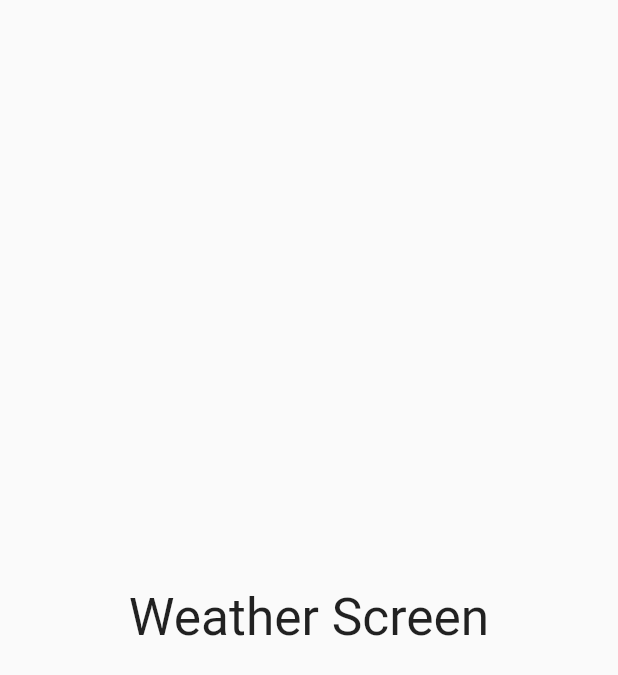
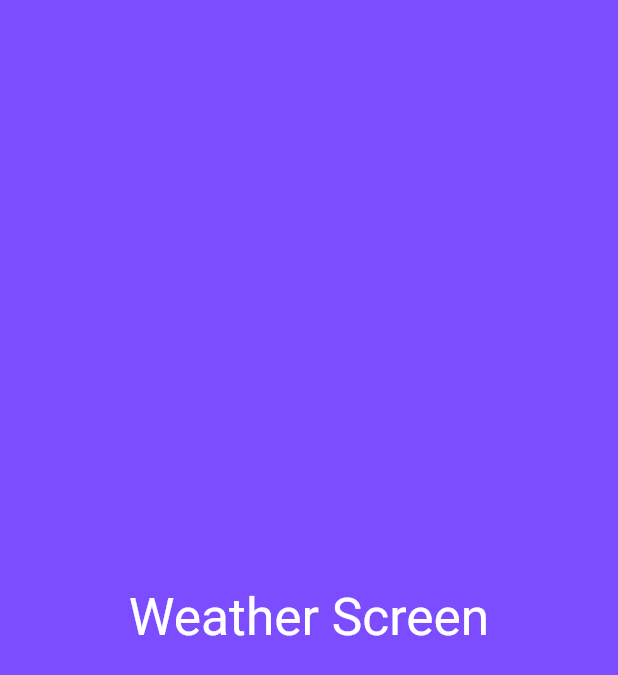
Before and after one commit to DerrickWilliamson/gale_force, a Flutter app: the screen it shows after launch, on a phone screen of 412 x 824 dp. Shown: the top 675 px of the screen. Run offline on Flutter 3.47's test engine with Material 2 defaults, Android fonts, the phone set to English and light mode, and no system bars; our stand-ins replace bloc, equatable, responsive_framework.

Commit message:
several updates to app ui

```diff
--- a/lib/bloc/weather_bloc.dart
+++ b/lib/logic/bloc/weather_bloc.dart
@@ -1,6 +1,6 @@
 import 'package:bloc/bloc.dart';
 import 'package:equatable/equatable.dart';
-import 'package:gale_force/models/current_weather.dart';
+import 'package:gale_force/data/models/current_weather.dart';
 
 part 'weather_event.dart';
 part 'weather_state.dart';
--- a/lib/main.dart
+++ b/lib/main.dart
@@ -14,9 +14,6 @@ class MyApp extends StatelessWidget {
     return MaterialApp(
       debugShowCheckedModeBanner: false,
       title: 'Flutter Demo',
-      theme: ThemeData(
-        primarySwatch: Colors.blue,
-      ),
       builder: (context, child) => ResponsiveWrapper.builder(
         child,
         maxWidth: 1200,
--- a/lib/views/screens/weather_screen.dart
+++ b/lib/views/screens/weather_screen.dart
@@ -1,24 +1,16 @@
 import 'package:flutter/material.dart';
-import 'package:flutter_bloc/flutter_bloc.dart';
-import 'package:gale_force/bloc/weather_bloc.dart';
 
 class WeatherScreen extends StatelessWidget {
   const WeatherScreen({super.key});
 
   @override
   Widget build(BuildContext context) {
-    return Scaffold(
-      body: Container(
-        child: BlocProvider(
-          create: (context) => WeatherBloc(),
-          child: Container(
-            child: const Center(
-              child: Text(
-                'Weather Screen',
-                style: TextStyle(fontSize: 40.0),
-              ),
-            ),
-          ),
+    return const Scaffold(
+      backgroundColor: Colors.deepPurpleAccent,
+      body: Center(
+        child: Text(
+          'Weather Screen',
+          style: TextStyle(fontSize: 40.0, color: Colors.white),
         ),
       ),
     );
```
Also changed, not shown: lib/data/models/current_weather.dart (renamed from lib/models/current_weather.dart), lib/data/models/current_weather.g.dart (renamed from lib/models/current_weather.g.dart), lib/data/repo/weather_repo.dart (renamed from lib/repo/weather_repo.dart), lib/logic/bloc/weather_event.dart (renamed from lib/bloc/weather_event.dart), lib/logic/bloc/weather_state.dart (renamed from lib/bloc/weather_state.dart).
